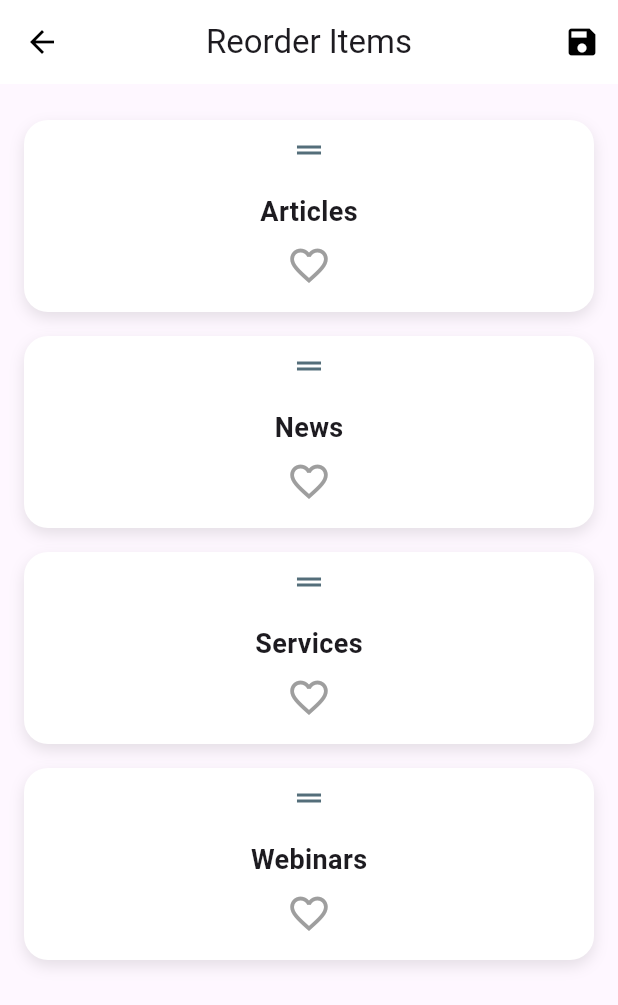
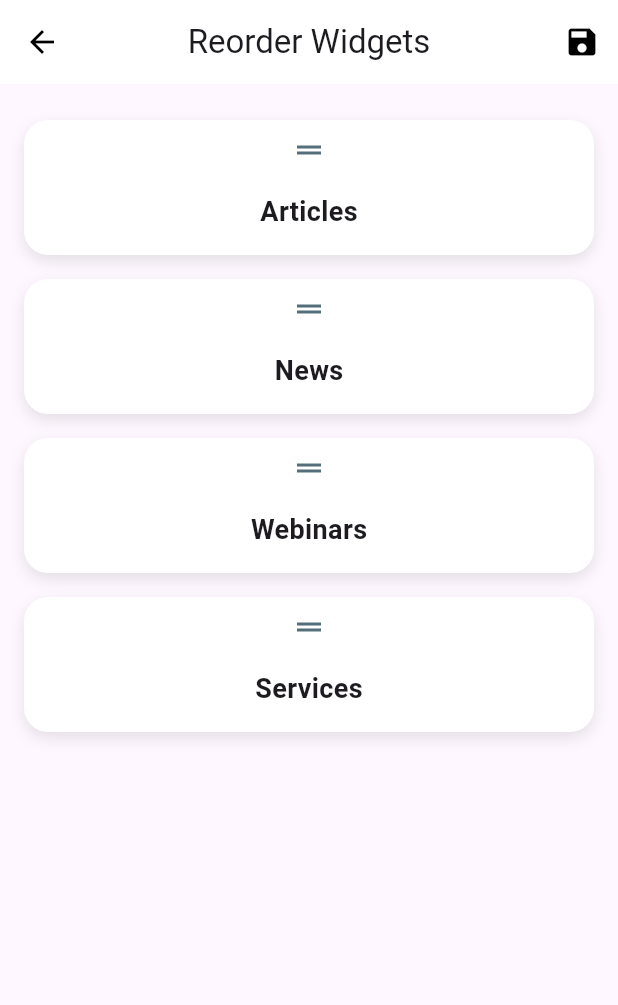
Before and after one commit to sanchitsngh/vitas_clone, a Flutter app: the screen it shows once a user with an empty profile is signed in, item 2 of the bottom bar chosen, in the side drawer, after a tap on "Settings", on a phone screen of 412 x 824 dp. Shown: the top 1005 px of the screen. Run offline on Flutter 3.47's test engine with Material 3 defaults, Android fonts, the phone set to English and light mode, and no system bars; our stand-ins replace cloud_firestore, dots_indicator, firebase_auth, firebase_core, flutter_riverpod, flutter_screenutil and 4 more; accounts and stored records are empty; generated files the repository leaves out were written again.

```diff
--- a/lib/common/utils/drawer/drawer.dart
+++ b/lib/common/utils/drawer/drawer.dart
@@ -1,7 +1,7 @@
 import 'package:flutter/material.dart';
 import 'package:flutter_riverpod/flutter_riverpod.dart';
 import 'package:vitas_clone/common/utils/drawer/settings.dart';
-import 'package:vitas_clone/pages/fav/fav_provider.dart';
+//import 'package:vitas_clone/pages/fav/fav_provider.dart';
 import 'package:vitas_clone/pages/fav/fav_screen.dart';
 import 'package:vitas_clone/pages/auth/presentation/providers/google_auth/google_auth_notifier.dart';
 import '../../../pages/auth/presentation/pages/sign_in_page.dart';
@@ -11,7 +11,7 @@ class CustomDrawer extends ConsumerWidget {
 
   @override
   Widget build(BuildContext context, WidgetRef ref) {
-    final favState = ref.watch(favProvider);
+    //final favState = ref.watch(favProvider);
 
     return Drawer(
       child: ListView(
@@ -58,7 +58,7 @@ class CustomDrawer extends ConsumerWidget {
                 context,
                 MaterialPageRoute(
                   builder: (context) =>
-                      FilteredItemsScreen(filteredItems: favState.filterItems),
+                      FilteredItemsScreen(),//filteredItems: favState.filterItems),
                 ),
               );
             },
--- a/lib/common/utils/drawer/settings.dart
+++ b/lib/common/utils/drawer/settings.dart
@@ -1,18 +1,20 @@
 import 'package:flutter/material.dart';
 import 'package:flutter_riverpod/flutter_riverpod.dart';
-import 'package:vitas_clone/pages/fav/fav.dart';
-import 'package:vitas_clone/pages/fav/fav_provider.dart';
+import 'package:vitas_clone/common/utils/drawer/provider/settings_provider.dart';
+//import 'package:vitas_clone/pages/fav/fav_provider.dart';
+//import 'package:vitas_clone/pages/fav/widget_order_provider.dart'; // Import the new provider
 
 class ReorderableListScreen extends ConsumerWidget {
   const ReorderableListScreen({Key? key}) : super(key: key);
 
   @override
   Widget build(BuildContext context, WidgetRef ref) {
-    final favState = ref.watch(favProvider);
+    // Watch the widgetOrderProvider for the current widget names
+    final widgetNames = ref.watch(widgetOrderProvider);
 
     return Scaffold(
       appBar: AppBar(
-        title: const Text("Reorder Items"),
+        title: const Text("Reorder Widgets"),
         actions: [
           IconButton(
             icon: const Icon(Icons.save),
@@ -30,18 +32,18 @@ class ReorderableListScreen extends ConsumerWidget {
               newIndex -= 1;
             }
 
-            // Reorder the items and update the state
-            final List<Fav> reorderedItems = List<Fav>.from(favState.allItems);
+            // Reorder the items and update the state using widgetOrderProvider
+            final List<String> reorderedItems = List<String>.from(widgetNames);
             final item = reorderedItems.removeAt(oldIndex);
             reorderedItems.insert(newIndex, item);
 
             // Update the provider with the new list order
-            ref.read(favProvider.notifier).updateItems(reorderedItems);
+            ref.read(widgetOrderProvider.notifier).updateWidgetOrder(reorderedItems);
           },
           children: [
-            for (final fav in favState.allItems)
+            for (final widgetName in widgetNames)
               Container(
-                key: ValueKey(fav.name), // Unique key for each item
+                key: ValueKey(widgetName), // Unique key for each item
                 margin: const EdgeInsets.symmetric(vertical: 8.0),
                 decoration: BoxDecoration(
                   color: Colors.white,
@@ -56,7 +58,7 @@ class ReorderableListScreen extends ConsumerWidget {
                 ),
                 child: GestureDetector(
                   onTap: () {
-                    ref.read(favProvider.notifier).toggleFavorite(fav);
+                    // You can add any action on tap if required
                   },
                   child: Column(
                     children: [
@@ -68,25 +70,15 @@ class ReorderableListScreen extends ConsumerWidget {
                           color: Colors.blueGrey[600],
                         ),
                       ),
-                      // Item content
+                      // Widget content
                       Padding(
                         padding: const EdgeInsets.all(16.0),
-                        child: Column(
-                          children: [
-                            Text(
-                              fav.name,
-                              style: TextStyle(
-                                fontSize: 18,
-                                fontWeight: FontWeight.bold,
-                              ),
-                            ),
-                            const SizedBox(height: 8),
-                            Icon(
-                              fav.favourite ? Icons.favorite : Icons.favorite_border,
-                              color: fav.favourite ? Colors.red : Colors.grey,
-                              size: 30,
-                            ),
-                          ],
+                        child: Text(
+                          widgetName,
+                          style: TextStyle(
+                            fontSize: 18,
+                            fontWeight: FontWeight.bold,
+                          ),
                         ),
                       ),
                     ],
--- a/lib/pages/homepage/homepage.dart
+++ b/lib/pages/homepage/homepage.dart
@@ -1,30 +1,25 @@
 import 'package:flutter/material.dart';
 import 'package:flutter_riverpod/flutter_riverpod.dart';
+import 'package:vitas_clone/common/utils/drawer/provider/settings_provider.dart';
+import 'package:vitas_clone/common/widgets/app_bar.dart';
+import 'package:vitas_clone/pages/articles/articles.dart';
 
-import 'package:vitas_clone/common/utils/drawer/drawer.dart';
-import 'package:vitas_clone/common/widgets/app_shadow.dart';
-import 'package:vitas_clone/pages/articles/articles.dart';
-import 'package:vitas_clone/pages/fav/fav.dart';
-import 'package:vitas_clone/pages/fav/fav_provider.dart';
-import 'package:vitas_clone/pages/fav/fav_screen.dart';
 import 'package:vitas_clone/pages/news/news.dart';
 import 'package:vitas_clone/pages/services/services.dart';
 import 'package:vitas_clone/pages/webinars/webinars.dart';
-import '../../common/utils/global navbar/global_nav_bar.dart';
-import '../../common/widgets/app_bar.dart';
-
-import '../../common/utils/drawer/drawer.dart';
+import 'package:vitas_clone/common/utils/drawer/drawer.dart';
+import 'package:vitas_clone/common/utils/global%20navbar/global_nav_bar.dart';
 
 
 class Homepage extends ConsumerWidget {
   Homepage({super.key});
 
-  // Create a GlobalKey for ScaffoldState
   final GlobalKey<ScaffoldState> _scaffoldKey = GlobalKey<ScaffoldState>();
 
   @override
   Widget build(BuildContext context, WidgetRef ref) {
-    final favState = ref.watch(favProvider);
+    // Watch the widgetOrderProvider to get the current widget order
+    final widgetNames = ref.watch(widgetOrderProvider);
 
     return Scaffold(
       key: _scaffoldKey,
@@ -36,103 +31,66 @@ class Homepage extends ConsumerWidget {
         },
       ),
       drawer: CustomDrawer(),
-
       body: GridView.builder(
         gridDelegate: SliverGridDelegateWithFixedCrossAxisCount(
-          crossAxisCount: 2, // Number of columns in the grid
-          crossAxisSpacing: 10, // Space between columns
-          mainAxisSpacing: 10, // Space between rows
-          childAspectRatio: 1.5, // Aspect ratio of the boxes
+          crossAxisCount: 2,
+          crossAxisSpacing: 10,
+          mainAxisSpacing: 10,
+          childAspectRatio: 1.5,
         ),
-        itemCount: favState.allItems.length,
+        itemCount: widgetNames.length, // Dynamically get count from provider
         itemBuilder: (context, index) {
-          Fav fav = favState.allItems[index];
+          String title = widgetNames[index];
+          Widget page;
 
-          // Check if the item is in the filterItems list (favorite)
-          bool isInFilter =
-              favState.filterItems.any((item) => item.name == fav.name);
+          switch (title) {
+            case 'Articles':
+              page = Articles();
+              break;
+            case 'News':
+              page = News();
+              break;
+            case 'Webinars':
+              page = Webinars();
+              break;
+            case 'Services':
+              page = Services();
+              break;
+            default:
+              page = Container();
+          }
 
           return GestureDetector(
             onTap: () {
-              // Based on the name of the Fav item, navigate to different screens
-              if (fav.name == 'Articles') {
-                // Navigate to a specific screen for Item 1
-                Navigator.push(
-                  context,
-                  MaterialPageRoute(
-                    builder: (context) => Articles(),
-                  ),
-                );
-              } else if (fav.name == 'News') {
-                // Navigate to a different screen for Item 2
-                Navigator.push(
-                  context,
-                  MaterialPageRoute(
-                    builder: (context) => News(),
-                  ),
-                );
-              }else if (fav.name == 'Webinars') {
-                // Navigate to a different screen for Item 2
-                Navigator.push(
-                  context,
-                  MaterialPageRoute(
-                    builder: (context) => Webinars(),
-                  ),
-                );
-              }
-
-               else {
-                // Default navigation (you can customize further)
-                Navigator.push(
-                  context,
-                  MaterialPageRoute(
-                    builder: (context) => Services(), // Default screen
-                  ),
-                );
-              }
+              Navigator.push(
+                context,
+                MaterialPageRoute(builder: (context) => page),
+              );
             },
             child: Container(
               margin: EdgeInsets.all(8),
               padding: EdgeInsets.all(8),
-              //decoration: appBoxShadow(),
               decoration: BoxDecoration(
-                color: isInFilter ? Colors.yellow.shade100 : Colors.grey.shade200,
+                color: Colors.grey.shade200,
                 borderRadius: BorderRadius.circular(10),
                 boxShadow: [
                   BoxShadow(
                     color: Colors.black.withOpacity(0.1),
                     blurRadius: 6,
-                    offset: Offset(0, 4), // Shadow position
+                    offset: Offset(0, 4),
                   ),
                 ],
               ),
               child: Stack(
                 alignment: Alignment.topLeft,
                 children: [
-                  // Title at the top-left corner
                   Padding(
                     padding: const EdgeInsets.all(8.0),
                     child: Text(
-                      fav.name,
+                      title,
                       style: TextStyle(
                         fontSize: 16,
                         fontWeight: FontWeight.bold,
-                      ),
-                    ),
-                  ),
-                  // Heart icon at the bottom-right corner
-                  Positioned(
-                    bottom: 8,
-                    right: 8,
-                    child: GestureDetector(
-                      onTap: () {
-                        // Toggle the favorite status when the heart icon is clicked
-                        ref.read(favProvider.notifier).toggleFavorite(fav);
-                      },
-                      child: Icon(
-                        isInFilter ? Icons.favorite : Icons.favorite_border,
-                        color: isInFilter ? Colors.red : Colors.grey,
-                        size: 24, // Small size for the heart icon
                       ),
                     ),
                   ),
--- a/pubspec.yaml
+++ b/pubspec.yaml
@@ -44,6 +44,9 @@ dependencies:
   fluttertoast: ^8.2.12
   iconsax: ^0.0.8
   google_sign_in: ^6.3.0
+  cloud_firestore: ^5.6.6
+  url_launcher: ^6.3.1  #extra
+  geolocator: ^13.0.4   #extra
 
 dev_dependencies:
   flutter_test:
```
Also changed, not shown: lib/common/utils/drawer/provider/settings_provider.dart (added, +19 -0 lines), lib/pages/articles/articles.dart (+92 -13 lines), lib/pages/articles/database.dart (added, +44 -0 lines), lib/pages/articles/details.dart (added, +45 -0 lines), lib/pages/fav/fav_provider.dart (+27 -13 lines), lib/pages/fav/fav_screen.dart (+31 -51 lines), pubspec.lock.
